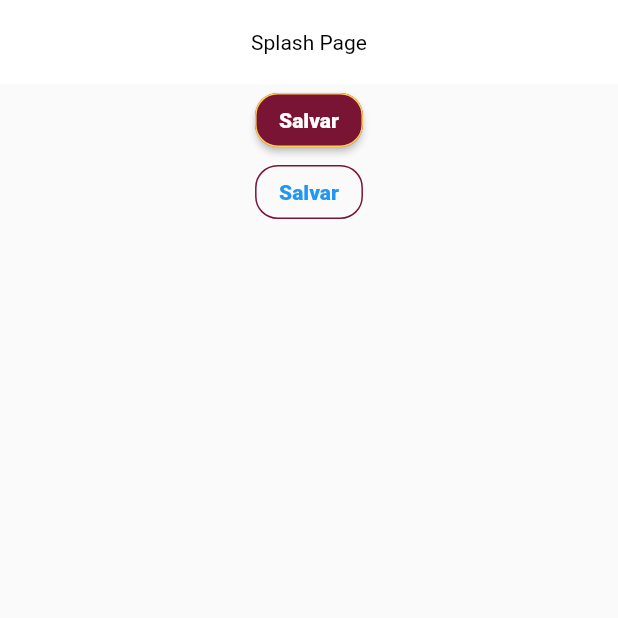
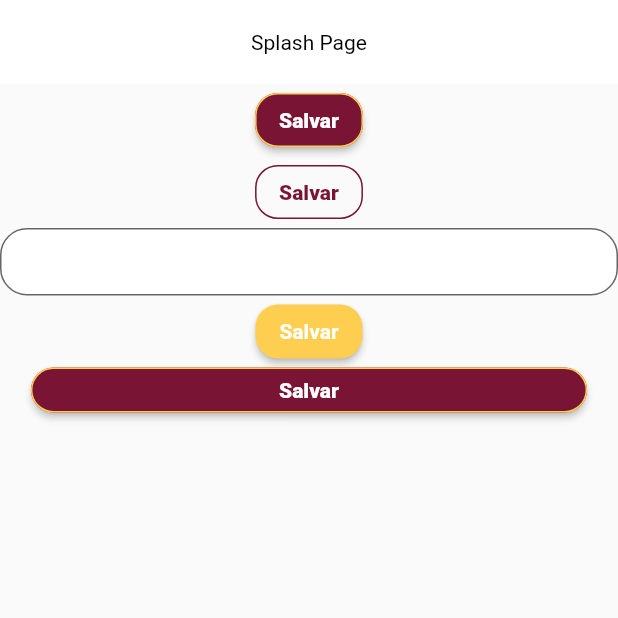
Before and after one commit to ProgRS/fwc_album_app, a Flutter app: the screen it shows after launch, on a phone screen of 412 x 824 dp, the top half of it. Run offline on Flutter 3.47's test engine with Material 2 defaults, Android fonts, the phone set to English and light mode, and no system bars; Roboto replaces fonts that are missing (MPlus1P, Poppins).

Commit message:
Implementação do componente botão

```diff
--- a/lib/app/core/theme/theme_config.dart
+++ /dev/null
@@ -1,12 +0,0 @@
-import 'package:flutter/material.dart';
-
-class ThemeConfig{
-  ThemeConfig._();
-
-   static final theme = ThemeData(
-          appBarTheme: const AppBarTheme(
-             backgroundColor: Colors.white
-          )
-   );
-
-}
--- a/lib/app/core/styles/button_styles.dart
+++ b/lib/app/core/ui/styles/button_styles.dart
@@ -1,5 +1,5 @@
 import 'package:flutter/material.dart';
-import 'package:fwc_album_app/app/core/styles/text_styles.dart';
+import 'package:fwc_album_app/app/core/ui/styles/text_styles.dart';
 
 import 'colors_app.dart';
 
@@ -61,6 +61,8 @@ class ButtonStyles {
     ),
   );
 
+}
 
-
+extension ButtonStylesExtensions on BuildContext{
+  ButtonStyles get buttonStyles => ButtonStyles.instance;
 }
--- a/lib/app/core/styles/text_styles.dart
+++ b/lib/app/core/ui/styles/text_styles.dart
@@ -1,5 +1,5 @@
 import 'package:flutter/material.dart';
-import  'package:fwc_album_app/app/core/styles/colors_app.dart';
+import  'package:fwc_album_app/app/core/ui/styles/colors_app.dart';
 class TextStyles {
    static TextStyles? _instance;
    TextStyles._();
@@ -47,7 +47,8 @@ class TextStyles {
    );
 
    TextStyle get textSecundaryFontExtraBold => TextStyle(
-       fontWeight: FontWeight.w800, fontFamily: primaryFont
+       fontWeight: FontWeight.w800, fontFamily: secundartFont
+
    );
 
    TextStyle get labelTextField => textSecundaryFontRegular.copyWith(
@@ -57,6 +58,8 @@ class TextStyles {
    TextStyle get textSecundaryFontExtraBoldPrimaryColor => textSecundaryFontExtraBold.copyWith(
        color: ColorsApp.instance.primary
    );
+
+
 }
 
 extension TextStylesExtensions on BuildContext {
--- /dev/null
+++ b/lib/app/core/ui/theme/theme_config.dart
@@ -0,0 +1,43 @@
+import 'package:flutter/material.dart';
+import 'package:fwc_album_app/app/core/ui/styles/colors_app.dart';
+import 'package:fwc_album_app/app/core/ui/styles/text_styles.dart';
+
+class ThemeConfig{
+  ThemeConfig._();
+
+  static final _defaultInputBorder = OutlineInputBorder(
+  borderRadius: BorderRadius.circular(18),
+  borderSide: BorderSide(color: ColorsApp.instance.greyDark, width: 1)
+  );
+
+   static final theme =  ThemeData(
+         appBarTheme: AppBarTheme(backgroundColor: Colors.white,
+           elevation: 0,
+           centerTitle: true,
+           iconTheme:  IconThemeData(
+               color: Colors.black
+           ),
+           titleTextStyle: TextStyle(color:  Colors.black),
+           toolbarTextStyle: TextStyles.instance.textPrimaryFontBold.copyWith(
+               color: Colors.yellow,
+               fontSize: 80
+           ),
+         ),
+         primaryColor: ColorsApp.instance.primary,
+         colorScheme: ColorScheme.fromSeed(
+           seedColor: ColorsApp.instance.primary,
+           primary: ColorsApp.instance.primary,
+           secondary: ColorsApp.instance.secundary,
+         ),
+         inputDecorationTheme: InputDecorationTheme (
+             fillColor: Colors.white,
+             filled: true,
+             isDense: true,
+             contentPadding: const EdgeInsets.all(13),
+             border: _defaultInputBorder,
+             focusedBorder: _defaultInputBorder,
+             labelStyle: TextStyles.instance.labelTextField
+         )
+     );
+
+}
--- /dev/null
+++ b/lib/app/core/ui/widgets/button.dart
@@ -0,0 +1,64 @@
+import 'package:flutter/material.dart';
+import 'package:fwc_album_app/app/core/ui/styles/button_styles.dart';
+import 'package:fwc_album_app/app/core/ui/styles/text_styles.dart';
+
+class Button extends StatelessWidget {
+
+  final ButtonStyle style;
+  final TextStyle labelStyle;
+  final String label;
+  final double? width;
+  final double? height;
+  final VoidCallback? onPressed;
+  final bool outline;
+
+  const Button({
+      super.key,
+      required this.style,
+      required this.labelStyle,
+      required this.label,
+      this.width,
+      this.height,
+      this.onPressed,
+      this.outline = false
+
+   });
+
+   Button.primary({
+    super.key,
+    required this.label,
+    this.width,
+    this.height,
+    this.onPressed,
+
+  }) : style = ButtonStyles.instance.primaryButton,
+       labelStyle = TextStyles.instance.textSecundaryFontExtraBold,
+       outline = false;
+
+  @override
+  Widget build(BuildContext context) {
+
+    final labelText = Text(
+          label,
+          style: labelStyle,
+          overflow: TextOverflow.ellipsis,
+    );
+
+    return SizedBox(
+         width: width,
+         height: height,
+         child:  outline
+             ? OutlinedButton(
+                 onPressed: onPressed,
+                 style: style,
+                 child: labelText,
+
+             )
+             :  ElevatedButton(
+                onPressed: onPressed,
+                 style: style,
+                child: labelText,
+         ),
+    );
+  }
+}
--- a/lib/app/fwc_album_app.dart
+++ b/lib/app/fwc_album_app.dart
@@ -1,5 +1,5 @@
 import 'package:flutter/material.dart';
-import 'package:fwc_album_app/app/core/theme/theme_config.dart';
+import 'package:fwc_album_app/app/core/ui/theme/theme_config.dart';
 import 'package:fwc_album_app/app/pages/splash/splash_page.dart';
 
 class FwcAlbumApp extends StatelessWidget {
--- a/lib/app/pages/splash/splash_page.dart
+++ b/lib/app/pages/splash/splash_page.dart
@@ -1,24 +1,15 @@
 import 'package:flutter/material.dart';
-import 'package:fwc_album_app/app/core/styles/button_styles.dart';
+import 'package:fwc_album_app/app/core/ui/styles/button_styles.dart';
+import 'package:fwc_album_app/app/core/ui/styles/colors_app.dart';
+import 'package:fwc_album_app/app/core/ui/styles/text_styles.dart';
+import 'package:fwc_album_app/app/core/ui/widgets/button.dart';
 class SplashPage extends StatelessWidget {
   const SplashPage({super.key});
 
   @override
   Widget build(BuildContext context) {
 
-    return Theme(
-        data: ThemeData(
-            appBarTheme: AppBarTheme(backgroundColor: Colors.white,
-            elevation: 0,
-            centerTitle: true,
-            iconTheme: IconThemeData(
-              color: Colors.black
-            ),
-            titleTextStyle: TextStyle(color:  Colors.black)
-            ),
-
-        ),
-      child: Scaffold(
+    return Scaffold(
     //backgroundColor: Colors.red,
     appBar: AppBar(
       title: const Text('Splash Page'),),
@@ -34,10 +25,23 @@ class SplashPage extends StatelessWidget {
             onPressed: (){},
             style: ButtonStyles.instance.primaryOutlineButton,
             child: Text('Salvar'),
+
           ),
+          TextField(),
+          Button(
+             onPressed: (){},
+              style: ButtonStyles.instance.yellowButton,
+              labelStyle: context.textStyles.textPrimaryFontBold,
+              label: 'Salvar'),
+          Button.primary(
+              width: MediaQuery.of(context).size.width * .9,
+              height: 30,
+              onPressed: (){},
+
+              label: 'Salvar'),
+
         ],
       ),),
-      ),
     );
   }
 }
```
Also changed, not shown: lib/app/core/ui/styles/colors_app.dart (renamed from lib/app/core/styles/colors_app.dart). Lines whose indentation alone changed are shown as unchanged.
